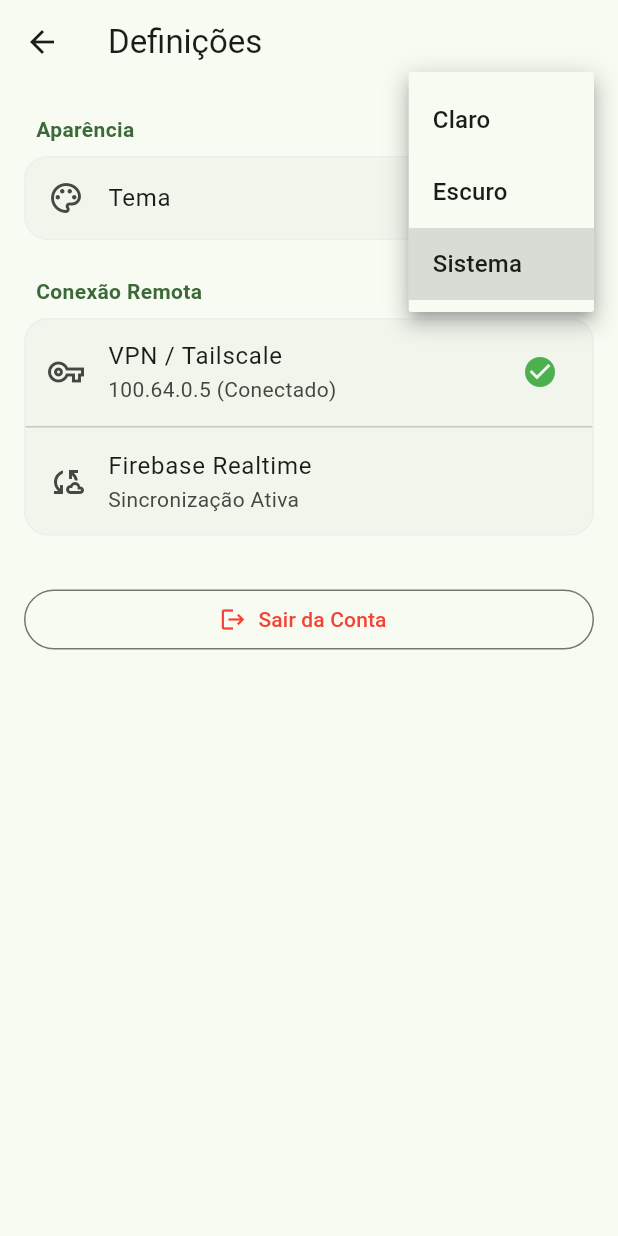
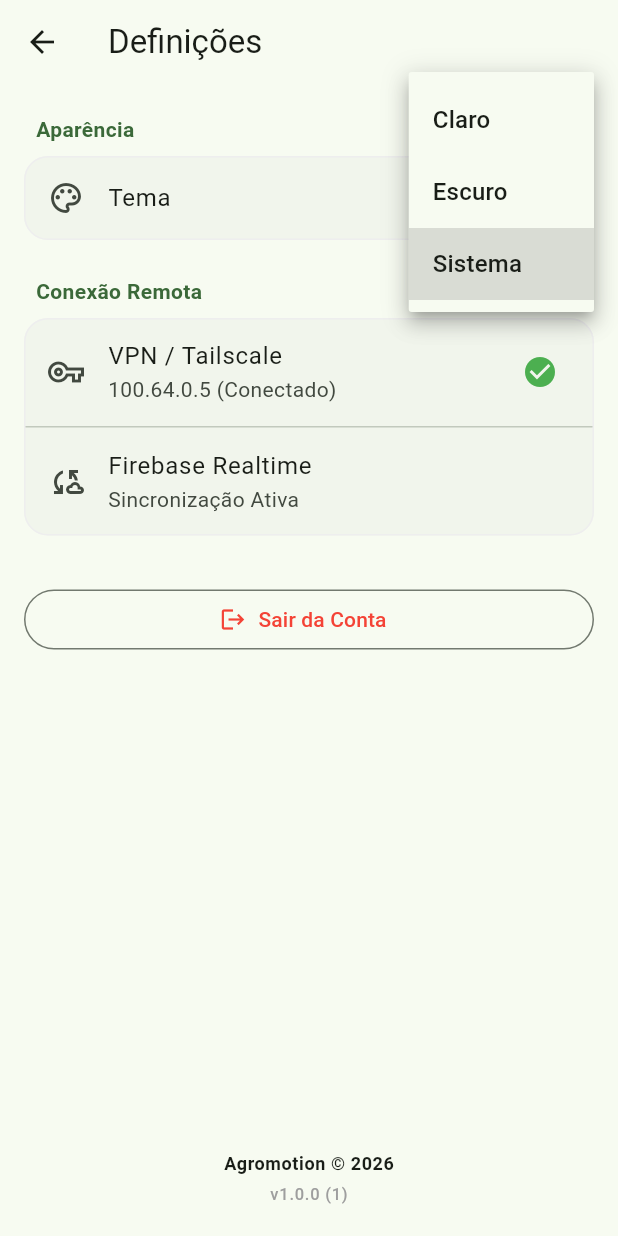
Before and after one commit to Agromotion/agromotion-app, a Flutter app: the SettingsScreen screen opened directly, after a tap on "Sistema", on a phone screen of 412 x 824 dp. Run offline on Flutter 3.47's test engine with Material 3 defaults, Android fonts, the phone set to English and light mode, and no system bars; our stand-ins replace package_info_plus.

Commit message:
Feat: Mostra versão da app nas settings
Mostra versão da app e nota no fim da página de definições da app
Utiliza a biblioteca package_info_plus

```diff
--- a/lib/screens/settings_screen.dart
+++ b/lib/screens/settings_screen.dart
@@ -1,6 +1,7 @@
 import 'package:agromotion/theme/theme_provider.dart';
 import 'package:flutter/material.dart';
 import 'package:provider/provider.dart';
+import 'package:package_info_plus/package_info_plus.dart';
 import 'login_screen.dart';
 
 class SettingsScreen extends StatefulWidget {
@@ -11,9 +12,23 @@ class SettingsScreen extends StatefulWidget {
 }
 
 class _SettingsScreenState extends State<SettingsScreen> {
-  String selectedTheme = 'system';
-  bool notificationsEnabled = true;
-  bool soundEnabled = true;
+  String _appVersion = '0.0.0';
+  String _buildNumber = '0';
+  final int _currentYear = DateTime.now().year;
+
+  @override
+  void initState() {
+    super.initState();
+    _loadPackageInfo();
+  }
+
+  Future<void> _loadPackageInfo() async {
+    final PackageInfo info = await PackageInfo.fromPlatform();
+    setState(() {
+      _appVersion = info.version;
+      _buildNumber = info.buildNumber;
+    });
+  }
 
   @override
   Widget build(BuildContext context) {
@@ -21,7 +36,10 @@ class _SettingsScreenState extends State<SettingsScreen> {
 
     return Scaffold(
       appBar: AppBar(title: const Text('Definições')),
-      body: ListView(
+      body: Column(
+        children: [
+          Expanded(
+            child: ListView(
               padding: const EdgeInsets.symmetric(vertical: 20),
               children: [
                 _buildSectionTitle(context, 'Aparência'),
@@ -36,10 +54,12 @@ class _SettingsScreenState extends State<SettingsScreen> {
                       items: const [
                         DropdownMenuItem(value: 'light', child: Text('Claro')),
                         DropdownMenuItem(value: 'dark', child: Text('Escuro')),
-                  DropdownMenuItem(value: 'system', child: Text('Sistema')),
+                        DropdownMenuItem(
+                          value: 'system',
+                          child: Text('Sistema'),
+                        ),
                       ],
-                onChanged: (value) =>
-                    setState(() => themeProvider.setThemeMode(value!)),
+                      onChanged: (value) => themeProvider.setThemeMode(value!),
                     ),
                   ),
                 ),
@@ -54,7 +74,10 @@ class _SettingsScreenState extends State<SettingsScreen> {
                         leading: const Icon(Icons.vpn_key_outlined),
                         title: const Text('VPN / Tailscale'),
                         subtitle: const Text('100.64.0.5 (Conectado)'),
-                  trailing: const Icon(Icons.check_circle, color: Colors.green),
+                        trailing: const Icon(
+                          Icons.check_circle,
+                          color: Colors.green,
+                        ),
                         onTap: () {},
                       ),
                       const Divider(height: 1),
@@ -74,13 +97,42 @@ class _SettingsScreenState extends State<SettingsScreen> {
                   child: OutlinedButton.icon(
                     onPressed: () {
                       Navigator.of(context).pushAndRemoveUntil(
-                  MaterialPageRoute(builder: (context) => const LoginScreen()),
+                        MaterialPageRoute(
+                          builder: (context) => const LoginScreen(),
+                        ),
                         (route) => false,
                       );
                     },
                     icon: const Icon(Icons.logout),
                     label: const Text('Sair da Conta'),
-              style: OutlinedButton.styleFrom(foregroundColor: Colors.red),
+                    style: OutlinedButton.styleFrom(
+                      foregroundColor: Colors.red,
+                    ),
+                  ),
+                ),
+              ],
+            ),
+          ),
+
+          // --- RODAPÉ COM VERSÃO E COPYRIGHT ---
+          Padding(
+            padding: const EdgeInsets.only(bottom: 20, top: 10),
+            child: Column(
+              children: [
+                Text(
+                  'Agromotion © $_currentYear',
+                  style: Theme.of(
+                    context,
+                  ).textTheme.bodySmall?.copyWith(fontWeight: FontWeight.bold),
+                ),
+                const SizedBox(height: 4),
+                Text(
+                  'v$_appVersion ($_buildNumber)',
+                  style: Theme.of(
+                    context,
+                  ).textTheme.labelSmall?.copyWith(color: Colors.grey),
+                ),
+              ],
             ),
           ),
         ],
--- a/pubspec.yaml
+++ b/pubspec.yaml
@@ -35,6 +35,7 @@ dependencies:
   # Use with the CupertinoIcons class for iOS style icons.
   cupertino_icons: ^1.0.8
   provider: ^6.1.5+1
+  package_info_plus: ^9.0.0
 
 dev_dependencies:
   flutter_test:
```
Also changed, not shown: pubspec.lock, 1 other file. Lines whose indentation alone changed are shown as unchanged.
